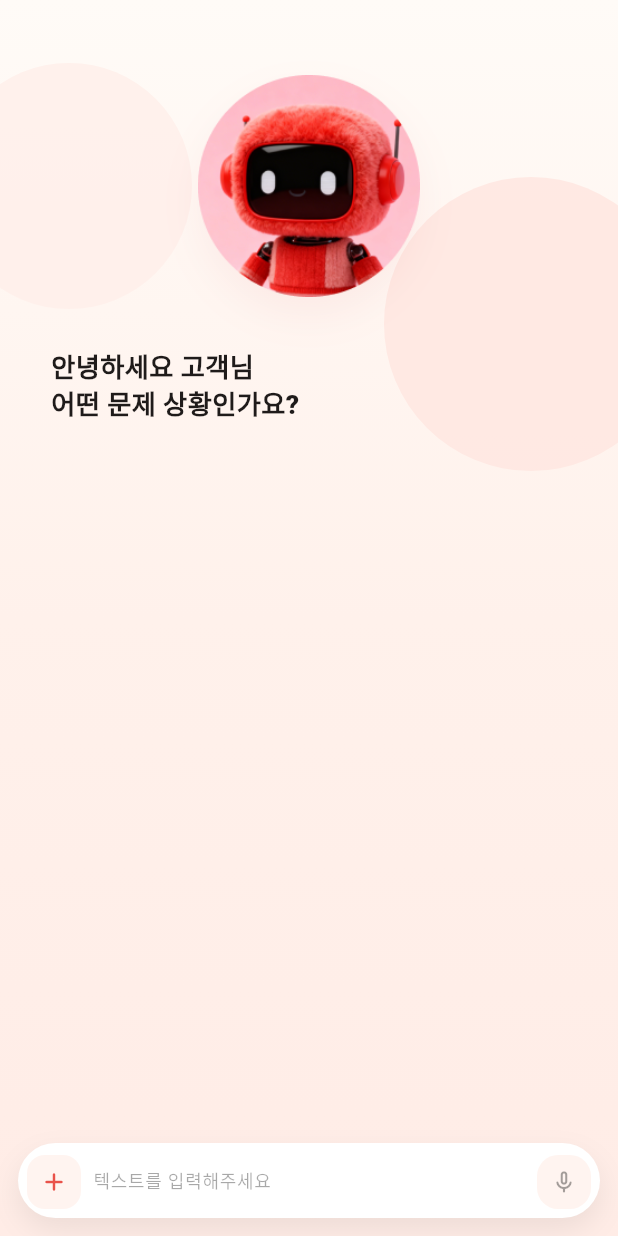
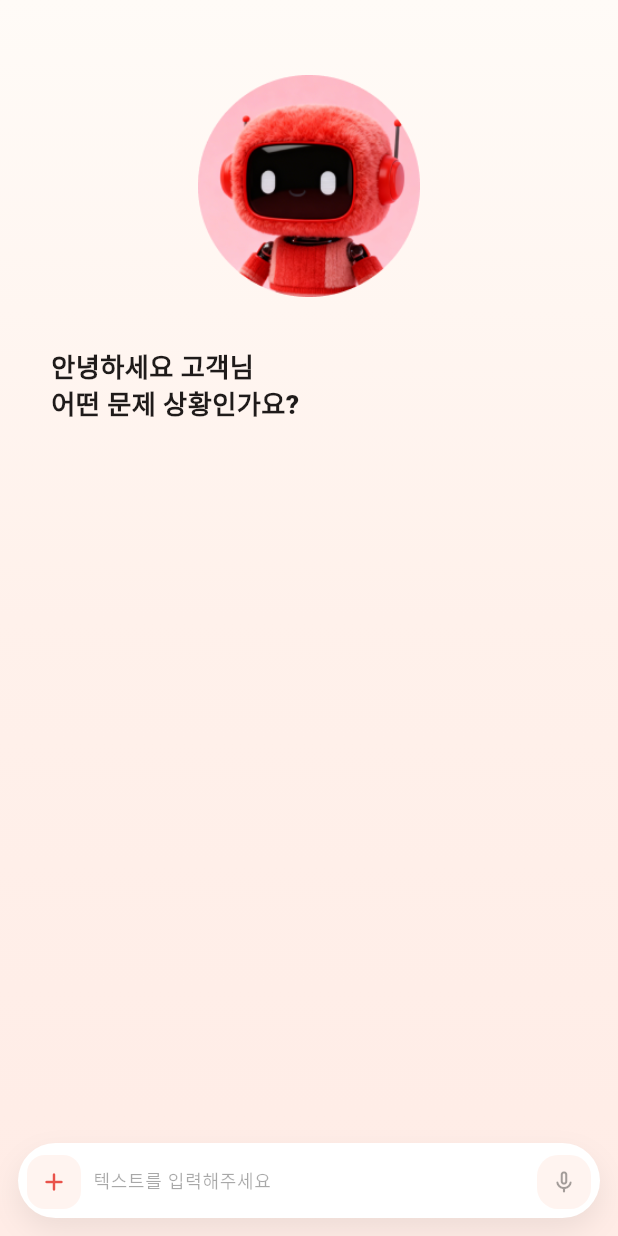
Before and after one commit to LGDX-6sense/BE, a Flutter app: the screen it shows after launch, after a tap on an icon or button, on a phone screen of 412 x 824 dp. Run offline on Flutter 3.47's test engine with Material 3 defaults, Android fonts, the phone set to English and light mode, and no system bars; our stand-ins replace file_picker, flutter_tts, image_picker; missing offline and left inert: record; network calls fail.

Commit message:
디자인 변경

```diff
--- a/mobile_app/lib/main.dart
+++ b/mobile_app/lib/main.dart
@@ -780,33 +780,7 @@ class _MobileHomePageState extends State<MobileHomePage> {
             colors: [Color(0xFFFFFBF8), Color(0xFFFFF3EE), Color(0xFFFFECE6)],
           ),
         ),
-        child: Stack(
-          children: [
-            Positioned(
-              top: -54,
-              right: -32,
-              child: Container(
-                width: 188,
-                height: 188,
-                decoration: BoxDecoration(
-                  shape: BoxShape.circle,
-                  color: const Color(0xFFFFE0DD).withValues(alpha: 0.9),
-                ),
-              ),
-            ),
-            Positioned(
-              top: 228,
-              left: -64,
-              child: Container(
-                width: 176,
-                height: 176,
-                decoration: BoxDecoration(
-                  shape: BoxShape.circle,
-                  color: const Color(0xFFFFF0EB).withValues(alpha: 0.96),
-                ),
-              ),
-            ),
-            SafeArea(
+        child: SafeArea(
           child: Column(
             children: [
               Expanded(
@@ -848,7 +822,7 @@ class _MobileHomePageState extends State<MobileHomePage> {
                           vertical: 4,
                         ),
                         decoration: BoxDecoration(
-                              color: const Color(0xFFFFE4DC),
+                          color: const Color(0xFFFF6C53),
                           borderRadius: BorderRadius.circular(999),
                         ),
                         child: const Text(
@@ -856,7 +830,7 @@ class _MobileHomePageState extends State<MobileHomePage> {
                           style: TextStyle(
                             fontSize: 9,
                             fontWeight: FontWeight.w800,
-                                color: Color(0xFFDF514C),
+                            color: Colors.white,
                           ),
                         ),
                       ),
@@ -873,100 +847,59 @@ class _MobileHomePageState extends State<MobileHomePage> {
                       const SizedBox(height: 16),
                       InkWell(
                         onTap: _openChatHome,
-                            borderRadius: BorderRadius.circular(30),
-                            child: Ink(
+                        borderRadius: BorderRadius.circular(26),
+                        child: Container(
                           width: double.infinity,
-                              padding: const EdgeInsets.fromLTRB(
-                                18,
-                                18,
-                                12,
-                                16,
-                              ),
-                              decoration: BoxDecoration(
-                                color: Colors.white.withValues(alpha: 0.94),
-                                borderRadius: BorderRadius.circular(30),
+                          height: 96,
+                          clipBehavior: Clip.antiAlias,
+                          decoration: BoxDecoration(
+                            color: Colors.white,
+                            borderRadius: BorderRadius.circular(26),
                             border: Border.all(
-                                  color: Colors.white.withValues(alpha: 0.94),
+                              color: Colors.white.withValues(alpha: 0.92),
+                              width: 1.2,
                             ),
                             boxShadow: const [
                               BoxShadow(
-                                    color: Color(0x16000000),
-                                    blurRadius: 22,
+                                color: Color(0x22000000),
+                                blurRadius: 24,
                                 offset: Offset(0, 14),
                               ),
-                                ],
-                              ),
-                              child: Row(
-                                children: [
-                                  Expanded(
-                                    child: Column(
-                                      crossAxisAlignment:
-                                          CrossAxisAlignment.start,
-                                      children: [
-                                        Container(
-                                          width: 30,
-                                          height: 4,
-                                          decoration: BoxDecoration(
-                                            color: const Color(
-                                              0xFFE86A59,
-                                            ).withValues(alpha: 0.24),
-                                            borderRadius: BorderRadius.circular(
-                                              999,
-                                            ),
-                                          ),
-                                        ),
-                                        const SizedBox(height: 14),
-                                        const Text(
+                              BoxShadow(
+                                color: Color(0x12FFFFFF),
+                                blurRadius: 1,
+                                offset: Offset(0, -1),
+                              ),
+                            ],
+                          ),
+                          child: Stack(
+                            children: [
+                              const Positioned(
+                                left: 20,
+                                top: 0,
+                                bottom: 0,
+                                right: 116,
+                                child: Align(
+                                  alignment: Alignment.centerLeft,
+                                  child: Text(
                                     '제품과 관련된 질문은\n저에게 물어보세요!',
                                     style: TextStyle(
-                                            fontSize: 14,
-                                            height: 1.36,
-                                            fontWeight: FontWeight.w800,
+                                      fontSize: 13,
+                                      height: 1.42,
+                                      fontWeight: FontWeight.w700,
                                       color: Color(0xFF231E1D),
                                     ),
                                   ),
-                                        const SizedBox(height: 10),
-                                        Text(
-                                          '터치해서 바로 대화를 시작해보세요',
-                                          style: TextStyle(
-                                            fontSize: 10,
-                                            color: Colors.black.withValues(
-                                              alpha: 0.42,
-                                            ),
-                                          ),
-                                        ),
-                                      ],
-                                    ),
-                                  ),
-                                  const SizedBox(width: 8),
-                                  SizedBox(
-                                    width: 112,
-                                    height: 112,
-                                    child: Stack(
-                                      clipBehavior: Clip.none,
-                                      alignment: Alignment.center,
-                                      children: [
-                                        Container(
-                                          width: 108,
-                                          height: 108,
-                                          decoration: const BoxDecoration(
-                                            shape: BoxShape.circle,
-                                            color: Color(0xFFFFE9E7),
                                 ),
                               ),
                               Positioned(
-                                          right: -4,
-                                          bottom: -4,
+                                right: -2,
+                                bottom: -10,
                                 child: Image.asset(
-                                            _characterAssetForMode(
-                                              AssistantMode.idle,
-                                            ),
-                                            width: 112,
-                                            height: 112,
+                                  _characterAssetForMode(AssistantMode.idle),
+                                  width: 120,
+                                  height: 120,
                                   fit: BoxFit.contain,
-                                          ),
-                                        ),
-                                      ],
                                 ),
                               ),
                             ],
@@ -994,8 +927,6 @@ class _MobileHomePageState extends State<MobileHomePage> {
               _buildWelcomeNavigation(),
             ],
           ),
-            ),
-          ],
         ),
       ),
     );
@@ -1480,13 +1411,13 @@ class _MobileHomePageState extends State<MobileHomePage> {
                         mainAxisSize: MainAxisSize.min,
                         children: [
                           Container(
-                            width: 7,
-                            height: 7,
+                            width: 10,
+                            height: 6,
                             decoration: BoxDecoration(
                               color: _serverHealthy
                                   ? const Color(0xFF25B069)
                                   : const Color(0xFFE4664B),
-                              shape: BoxShape.circle,
+                              borderRadius: BorderRadius.circular(999),
                             ),
                           ),
                           const SizedBox(width: 6),
@@ -1923,13 +1854,13 @@ class _MobileHomePageState extends State<MobileHomePage> {
               mainAxisSize: MainAxisSize.min,
               children: [
                 Container(
-                  width: 7,
-                  height: 7,
+                  width: 10,
+                  height: 6,
                   decoration: BoxDecoration(
                     color: _serverHealthy
                         ? const Color(0xFF25B069)
                         : const Color(0xFFE4664B),
-                    shape: BoxShape.circle,
+                    borderRadius: BorderRadius.circular(999),
                   ),
                 ),
                 const SizedBox(width: 6),
@@ -1969,33 +1900,7 @@ class _MobileHomePageState extends State<MobileHomePage> {
             colors: [Color(0xFFFFFBF7), Color(0xFFFFF1EB), Color(0xFFFFECE6)],
           ),
         ),
-        child: Stack(
-          children: [
-            Positioned(
-              top: 42,
-              left: -36,
-              child: Container(
-                width: 164,
-                height: 164,
-                decoration: BoxDecoration(
-                  shape: BoxShape.circle,
-                  color: const Color(0xFFFFF0EB).withValues(alpha: 0.94),
-                ),
-              ),
-            ),
-            Positioned(
-              top: 118,
-              right: -40,
-              child: Container(
-                width: 196,
-                height: 196,
-                decoration: BoxDecoration(
-                  shape: BoxShape.circle,
-                  color: const Color(0xFFFFE6E0).withValues(alpha: 0.82),
-                ),
-              ),
-            ),
-            SafeArea(
+        child: SafeArea(
           child: Column(
             children: [
               if (_history.isNotEmpty) _buildChatHeader(),
@@ -2025,8 +1930,6 @@ class _MobileHomePageState extends State<MobileHomePage> {
               _buildComposer(),
             ],
           ),
-            ),
-          ],
         ),
       ),
     );
@@ -2174,30 +2077,13 @@ class RobotIllustration extends StatelessWidget {
       AssistantMode.replying => 'assets/characters/replying.png',
     };
 
-    return Stack(
-      alignment: Alignment.center,
-      children: [
-        Container(
-          width: 146,
-          height: 146,
-          decoration: BoxDecoration(
-            shape: BoxShape.circle,
-            gradient: const LinearGradient(
-              begin: Alignment.topLeft,
-              end: Alignment.bottomRight,
-              colors: [Color(0xFFFFD6DE), Color(0xFFFFEFF4)],
-            ),
-            boxShadow: const [
-              BoxShadow(
-                color: Color(0x18D96C70),
-                blurRadius: 24,
-                offset: Offset(0, 12),
-              ),
-            ],
-          ),
-        ),
-        Image.asset(imagePath, width: 148, height: 148, fit: BoxFit.contain),
-      ],
+    return Center(
+      child: Image.asset(
+        imagePath,
+        width: 148,
+        height: 148,
+        fit: BoxFit.contain,
+      ),
     );
   }
 }
```
Lines whose indentation alone changed are shown as unchanged.
